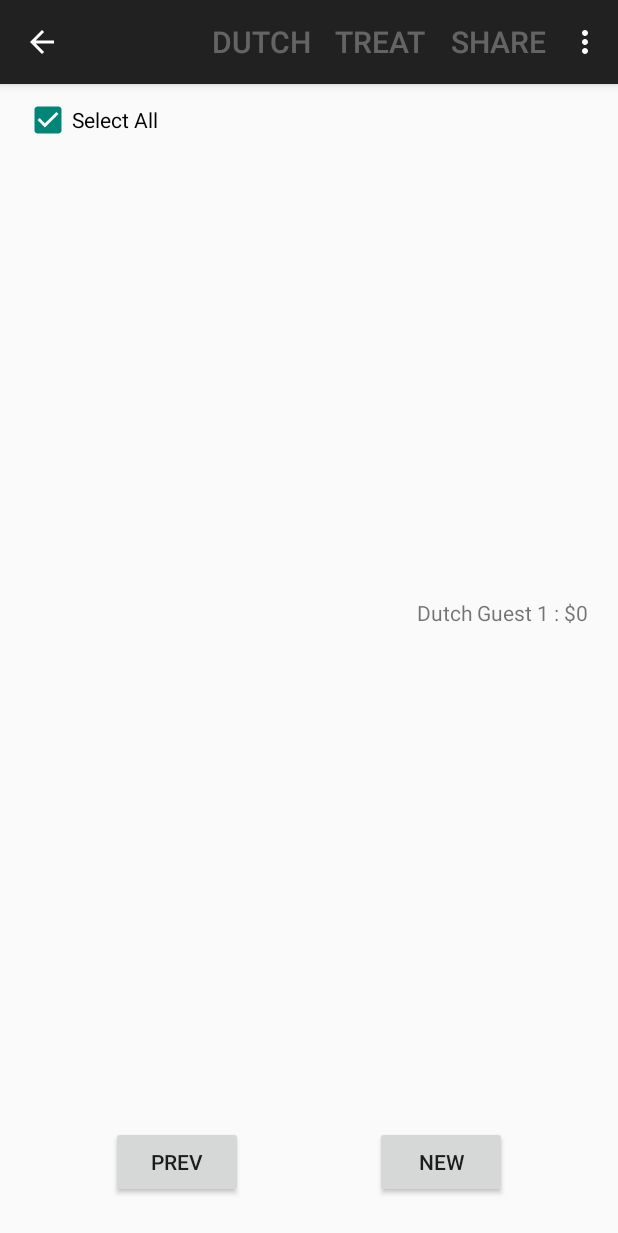
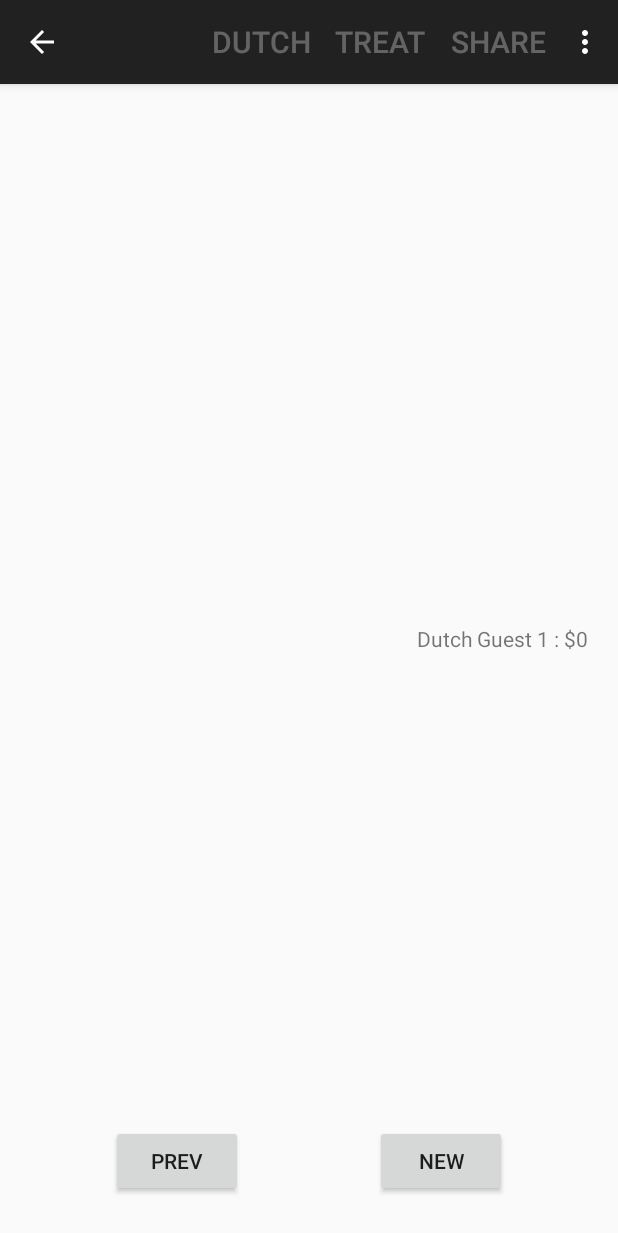
Before and after one commit to wwcodekl/project-miki, an Android app: the BillSplitterActivity screen opened directly, with no data from a screen before it, after a tap on "DONE", on a phone screen of 412 x 824 dp. Shown: the top 1233 px of the screen. Run offline under Robolectric (Android 15) with nearby library versions, the light colour scheme and no system bars; 28 statements that could not run were skipped; 1 other tap on this screen came first.

Commit message:
Cosmetic changes
- remove Select All Checkbox on DONE display
- tweaked padding dimensions.

```diff
--- a/Project-Miki/app/src/main/java/wwckl/projectmiki/activity/BillSplitterActivity.java
+++ b/Project-Miki/app/src/main/java/wwckl/projectmiki/activity/BillSplitterActivity.java
@@ -42,6 +42,7 @@ public class BillSplitterActivity extends AppCompatActivity implements AdapterVi
     private Button mButtonPrev;
     private Button mButtonNext;
     private Button mButtonDone;
+    private CheckBox mSelectAllCheckBox;
     private LinearLayout mItemizedLayout;
     private RelativeLayout mTotalsLayout;
     private LinearLayout mSummaryLayout;
@@ -61,6 +62,7 @@ public class BillSplitterActivity extends AppCompatActivity implements AdapterVi
         setContentView(R.layout.activity_bill_splitter);
 
         // Get the various layout objects
+        mSelectAllCheckBox = (CheckBox)findViewById(R.id.cbSelectAll);
         mItemizedLayout = (LinearLayout)findViewById(R.id.layoutItemized);
         mSvcTextView = (TextView)findViewById(R.id.tvSVC);
         mGstTextView = (TextView)findViewById(R.id.tvGST);
@@ -237,6 +239,7 @@ public class BillSplitterActivity extends AppCompatActivity implements AdapterVi
             //mSummaryFragment.largeView();
             mTotalsLayout.setVisibility(View.GONE);
             mSummaryLayout.setVisibility(View.GONE);
+            mSelectAllCheckBox.setVisibility(View.GONE);
         }
         else if (mBill.getNumOfBillSplits() == 0) {
             mButtonPrev.setVisibility(View.INVISIBLE);
@@ -245,6 +248,7 @@ public class BillSplitterActivity extends AppCompatActivity implements AdapterVi
             //mSummaryFragment.smallView();
             mTotalsLayout.setVisibility(View.VISIBLE);
             mSummaryLayout.setVisibility(View.VISIBLE);
+            mSelectAllCheckBox.setVisibility(View.VISIBLE);
         }
         else {
             mButtonPrev.setVisibility(View.VISIBLE);
@@ -253,6 +257,7 @@ public class BillSplitterActivity extends AppCompatActivity implements AdapterVi
             //mSummaryFragment.smallView();
             mTotalsLayout.setVisibility(View.VISIBLE);
             mSummaryLayout.setVisibility(View.VISIBLE);
+            mSelectAllCheckBox.setVisibility(View.VISIBLE);
         }
     }
 
--- a/Project-Miki/app/src/main/res/layout/activity_bill_splitter.xml
+++ b/Project-Miki/app/src/main/res/layout/activity_bill_splitter.xml
@@ -75,7 +75,7 @@
         android:layout_width="fill_parent"
         android:layout_height="0dp"
         android:id="@+id/scrollSummary"
-        android:layout_weight="20"
+        android:layout_weight="18"
         android:fadeScrollbars="false"
         android:scrollbarStyle="outsideInset">
         <LinearLayout
@@ -97,7 +97,9 @@
         android:layout_height="wrap_content"
         android:id="@+id/layoutSummary"
         android:gravity="center_horizontal"
-        android:layout_weight="1">
+        android:layout_weight="1"
+        android:paddingTop="0dp"
+        android:paddingBottom="0dp">
         <TextView
             android:layout_width="wrap_content"
             android:layout_height="wrap_content"
@@ -129,7 +131,8 @@
         android:layout_height="wrap_content"
         android:gravity="center"
         android:layout_weight="2"
-        android:padding="0dp">
+        android:paddingTop="0dp"
+        android:paddingBottom="0dp">
         <Button
             android:id="@+id/button_prev"
             android:layout_width="wrap_content"
--- a/Project-Miki/app/src/main/res/values-w820dp/dimens.xml
+++ b/Project-Miki/app/src/main/res/values-w820dp/dimens.xml
@@ -3,4 +3,7 @@
          (such as screen margins) for screens with more than 820dp of available width. This
          would include 7" and 10" devices in landscape (~960dp and ~1280dp respectively). -->
     <dimen name="activity_horizontal_margin">64dp</dimen>
+    <dimen name="activity_vertical_margin">16dp</dimen>
+    <dimen name="layout_vertical_margin">16dp</dimen>
+    <dimen name="layout_horizontal_margin">16dp</dimen>
 </resources>
```
